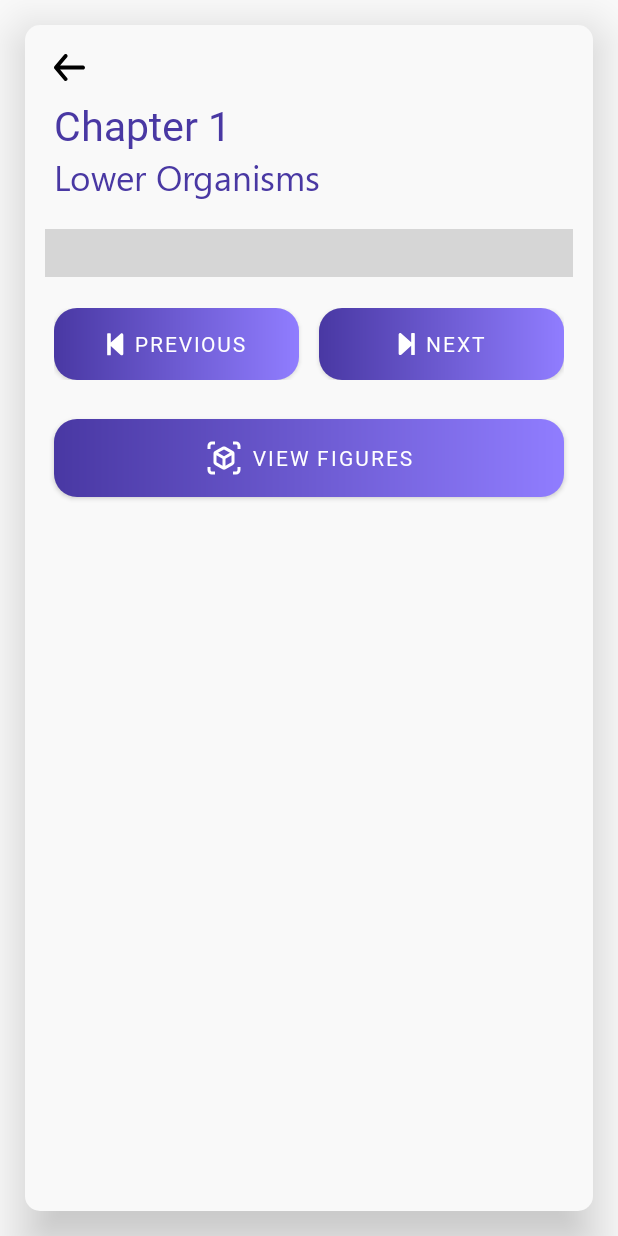
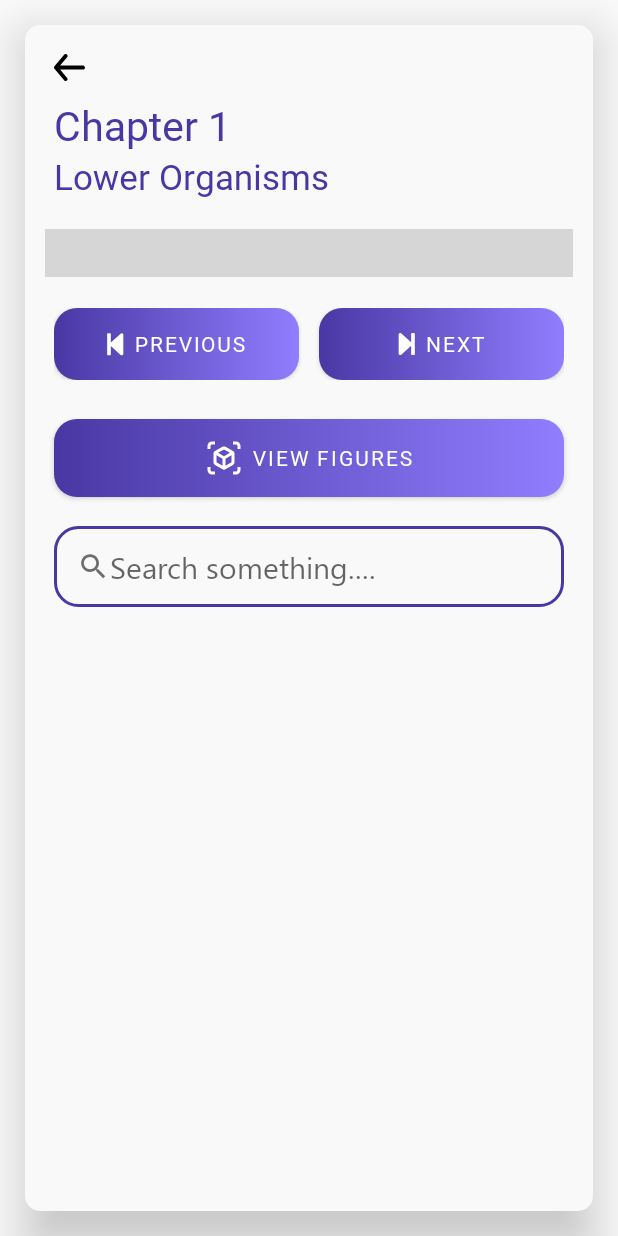
Before and after one commit to NSU-SP21-CSE499-18/Group-01, an Android app: the layout activity_chapter.xml on its own in the app's theme, with its tools: preview values and no code run, on a phone screen of 412 x 824 dp. Run offline under Robolectric (Android 15) with nearby library versions, the phone set to English and light mode, and no system bars; plain views replace YouTubePlayerView; grey boxes are pictures that could not be loaded.

Commit message:
Enhancement #16: Search-box added with custom input text field

```diff
--- /dev/null
+++ b/Project Code/ARSchoolBook/app/src/main/res/drawable/ic_search.xml
@@ -0,0 +1,5 @@
+<vector android:height="22dp" android:tint="#6D6D6D"
+    android:viewportHeight="24" android:viewportWidth="24"
+    android:width="22dp" xmlns:android="http://schemas.android.com/apk/res/android">
+    <path android:fillColor="@android:color/white" android:pathData="M15.5,14h-0.79l-0.28,-0.27C15.41,12.59 16,11.11 16,9.5 16,5.91 13.09,3 9.5,3S3,5.91 3,9.5 5.91,16 9.5,16c1.61,0 3.09,-0.59 4.23,-1.57l0.27,0.28v0.79l5,4.99L20.49,19l-4.99,-5zM9.5,14C7.01,14 5,11.99 5,9.5S7.01,5 9.5,5 14,7.01 14,9.5 11.99,14 9.5,14z"/>
+</vector>
--- /dev/null
+++ b/Project Code/ARSchoolBook/app/src/main/res/drawable/search_box.xml
@@ -0,0 +1,9 @@
+<?xml version="1.0" encoding="utf-8"?>
+<shape xmlns:android="http://schemas.android.com/apk/res/android">
+    <corners
+        android:bottomLeftRadius="15dp"
+        android:bottomRightRadius="15dp"
+        android:topLeftRadius="15dp"
+        android:topRightRadius="15dp"/>
+    <stroke android:width="2dp" android:color="@color/titleColor"/>
+</shape>
--- a/Project Code/ARSchoolBook/app/src/main/res/layout/activity_chapter.xml
+++ b/Project Code/ARSchoolBook/app/src/main/res/layout/activity_chapter.xml
@@ -35,7 +35,7 @@
             android:layout_width="wrap_content"
             android:layout_height="wrap_content"
             android:text="@string/ch_name_1"
-            android:fontFamily="@font/segoeui"
+            android:fontFamily="@font/seguisb"
             android:textColor="@color/titleColor"
             android:textSize="@dimen/_18sdp"
             android:ellipsize="none"
@@ -115,4 +115,23 @@
         app:backgroundTint="@null"
         android:theme="@style/Theme.MaterialComponents"
         app:iconTint="@color/white" />
+
+    <com.google.android.material.textfield.TextInputEditText
+        android:layout_width="match_parent"
+        android:layout_height="wrap_content"
+        android:layout_marginStart="@dimen/_15sdp"
+        android:layout_marginTop="@dimen/_15sdp"
+        android:layout_marginEnd="@dimen/_15sdp"
+        android:background="@drawable/search_box"
+        android:drawableStart="@drawable/ic_search"
+        android:inputType="textWebEditText|textNoSuggestions"
+        android:fontFamily="@font/segoeui"
+        android:hint="@string/search_box_hint"
+        android:paddingStart="15dp"
+        android:paddingTop="@dimen/_10sdp"
+        android:paddingEnd="10dp"
+        android:paddingBottom="@dimen/_10sdp"
+        android:textSize="20sp"/>
+
+
 </LinearLayout>
--- a/Project Code/ARSchoolBook/app/src/main/res/values/strings.xml
+++ b/Project Code/ARSchoolBook/app/src/main/res/values/strings.xml
@@ -42,5 +42,6 @@
     <string name="prev" translatable="false">Previous</string>
     <string name="next" translatable="false">Next</string>
     <string name="view_figures" translatable="false">View Figures</string>
+    <string name="search_box_hint" translatable="false">Search something....</string>
 
 </resources>
```
